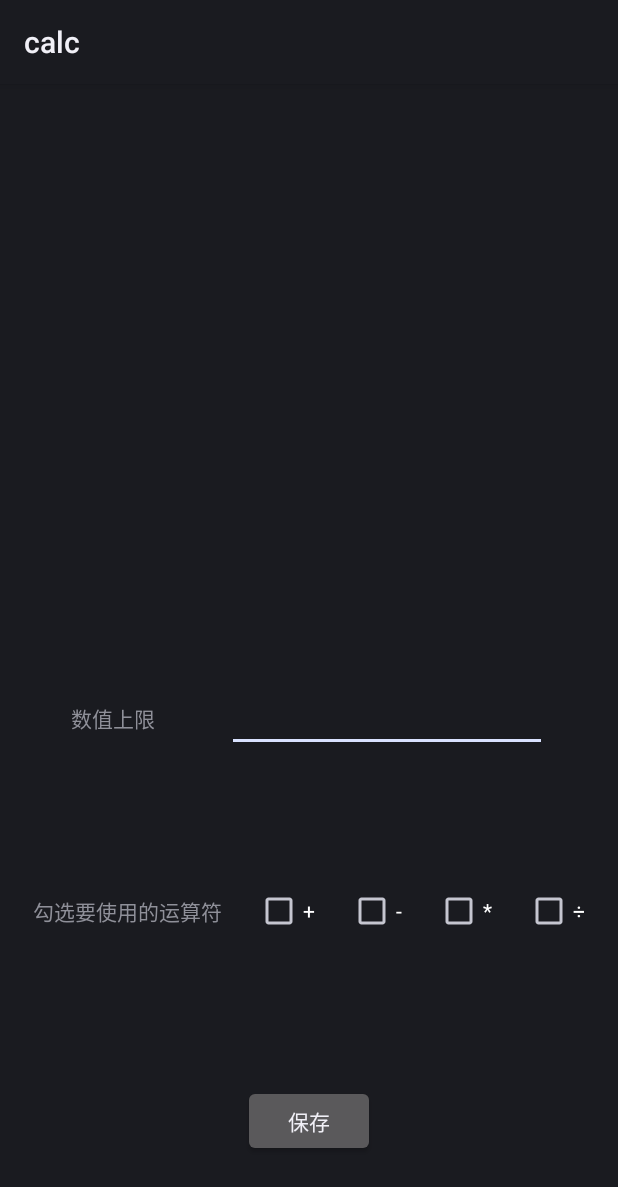
After one commit to chenwuwen/calc, an Android app: the fragment SettingFragment shown on its own in the app's theme, on a phone screen of 412 x 824 dp. The commit adds this screen. Shown: the top 1187 px of the screen. Run offline under Robolectric (Android 15) with nearby library versions, the phone set to English and light mode, and no system bars; our stand-ins replace data binding; 1 statement that could not run was skipped.

Commit message:
设置相关功能

```diff
--- a/app/src/main/AndroidManifest.xml
+++ b/app/src/main/AndroidManifest.xml
@@ -9,9 +9,9 @@
         android:label="@string/app_name"
         android:roundIcon="@mipmap/ic_launcher_round"
         android:supportsRtl="true"
-        android:theme="@style/AppTheme">
+        android:theme="@style/QMUI.Compat">
 
-        <activity android:name=".activity.PlayActivity">
+        <activity android:name=".activity.PlayActivity" >
             <intent-filter>
                 <action android:name="android.intent.action.MAIN" />
                 <category android:name="android.intent.category.LAUNCHER" />
--- a/app/src/main/java/cn/kanyun/calc/MyApplication.java
+++ b/app/src/main/java/cn/kanyun/calc/MyApplication.java
@@ -1,6 +1,8 @@
 package cn.kanyun.calc;
 
 import android.app.Application;
+
+import com.qmuiteam.qmui.arch.QMUISwipeBackActivityManager;
 
 import es.dmoral.toasty.Toasty;
 
@@ -17,9 +19,11 @@ public class MyApplication extends Application {
     public void onCreate() {
         super.onCreate();
         instance = this;
+//       初始化QMUISwipeBackActivityManager，否则点击屏幕时就程序就会崩溃
+        QMUISwipeBackActivityManager.init(this);
         Toasty.Config.getInstance()
                 .tintIcon(true) //将文字颜色应用到图标
-                .setTextSize(20)
+                .setTextSize(15)
                 .allowQueue(true) //允许Toast排队
                 .apply();
     }
--- a/app/src/main/java/cn/kanyun/calc/fragment/QuestionFragment.java
+++ b/app/src/main/java/cn/kanyun/calc/fragment/QuestionFragment.java
@@ -18,8 +18,8 @@ import android.view.ViewGroup;
 import android.widget.Toast;
 
 import cn.kanyun.calc.R;
-import cn.kanyun.calc.activity.viewmodel.ScoreViewModel;
 import cn.kanyun.calc.databinding.QuestionFragmentBinding;
+import cn.kanyun.calc.viewmodel.ScoreViewModel;
 import es.dmoral.toasty.Toasty;
 
 public class QuestionFragment extends Fragment implements View.OnClickListener {
--- /dev/null
+++ b/app/src/main/java/cn/kanyun/calc/fragment/SettingFragment.java
@@ -0,0 +1,35 @@
+package cn.kanyun.calc.fragment;
+
+import android.os.Bundle;
+import android.view.LayoutInflater;
+import android.view.View;
+import android.view.ViewGroup;
+
+import androidx.databinding.DataBindingUtil;
+import androidx.fragment.app.Fragment;
+import androidx.lifecycle.SavedStateVMFactory;
+import androidx.lifecycle.ViewModelProviders;
+
+import cn.kanyun.calc.R;
+import cn.kanyun.calc.databinding.FragmentSettingBinding;
+import cn.kanyun.calc.viewmodel.SettingViewModel;
+
+/**
+ *
+ */
+public class SettingFragment extends Fragment {
+
+    SettingViewModel settingViewModel;
+    FragmentSettingBinding settingBinding;
+
+    @Override
+    public View onCreateView(LayoutInflater inflater, ViewGroup container,
+                             Bundle savedInstanceState) {
+        settingViewModel = ViewModelProviders.of(requireActivity(), new SavedStateVMFactory(requireActivity())).get(SettingViewModel.class);
+        settingBinding = DataBindingUtil.inflate(inflater, R.layout.fragment_setting, container, false);
+        settingBinding.setSetData(settingViewModel);
+        settingBinding.setLifecycleOwner(this);
+        return settingBinding.getRoot();
+    }
+
+}
--- a/app/src/main/res/layout/fragment_main.xml
+++ b/app/src/main/res/layout/fragment_main.xml
@@ -6,7 +6,7 @@
     <data>
         <variable
             name="mainData"
-            type="cn.kanyun.calc.activity.viewmodel.ScoreViewModel" />
+            type="cn.kanyun.calc.viewmodel.ScoreViewModel" />
     </data>
 
     <androidx.constraintlayout.widget.ConstraintLayout
--- /dev/null
+++ b/app/src/main/res/layout/fragment_setting.xml
@@ -0,0 +1,150 @@
+<?xml version="1.0" encoding="utf-8"?>
+<layout xmlns:android="http://schemas.android.com/apk/res/android"
+    xmlns:app="http://schemas.android.com/apk/res-auto"
+    xmlns:tools="http://schemas.android.com/tools">
+
+    <data>
+
+        <variable
+            name="setData"
+            type="cn.kanyun.calc.viewmodel.SettingViewModel" />
+    </data>
+
+    <androidx.constraintlayout.widget.ConstraintLayout
+        android:layout_width="match_parent"
+        android:layout_height="match_parent"
+        tools:context=".fragment.SettingFragment">
+
+
+        <androidx.constraintlayout.widget.Guideline
+            android:id="@+id/guideline24"
+            android:layout_width="wrap_content"
+            android:layout_height="wrap_content"
+            android:orientation="horizontal"
+            app:layout_constraintGuide_percent="0.5" />
+
+        <androidx.constraintlayout.widget.Guideline
+            android:id="@+id/guideline26"
+            android:layout_width="wrap_content"
+            android:layout_height="wrap_content"
+            android:orientation="horizontal"
+            app:layout_constraintGuide_percent="0.6" />
+
+        <androidx.constraintlayout.widget.Guideline
+            android:id="@+id/guideline25"
+            android:layout_width="wrap_content"
+            android:layout_height="wrap_content"
+            android:orientation="horizontal"
+            app:layout_constraintGuide_percent="0.8" />
+
+        <TextView
+            android:id="@+id/textView12"
+            android:layout_width="wrap_content"
+            android:layout_height="wrap_content"
+            android:text="@string/number_upper_limit"
+            app:layout_constraintBottom_toBottomOf="@+id/editText2"
+            app:layout_constraintEnd_toStartOf="@+id/editText2"
+            app:layout_constraintHorizontal_bias="0.5"
+            app:layout_constraintStart_toStartOf="parent"
+            app:layout_constraintTop_toTopOf="@+id/editText2" />
+
+
+        <!--android:onTextChanged后面一个括号内的参数,是android:onTextChanged中参数(onTextChanged是EditText内置的方法),而后面括号的参数,是自定义方法的参数-->
+        <EditText
+            android:id="@+id/editText2"
+            android:layout_width="wrap_content"
+            android:layout_height="wrap_content"
+            android:ems="10"
+            android:inputType="numberSigned"
+            android:text="@{String.valueOf(setData.numberUpperLimit)}"
+            android:onTextChanged="@{(charSequence,start,before,count)->setData.numberChange(charSequence,start,before,count)}"
+            android:textAlignment="center"
+            app:layout_constraintBottom_toTopOf="@+id/guideline26"
+            app:layout_constraintEnd_toEndOf="parent"
+            app:layout_constraintHorizontal_bias="0.5"
+            app:layout_constraintStart_toEndOf="@+id/textView12"
+            app:layout_constraintTop_toTopOf="@+id/guideline24" />
+
+        <TextView
+            android:id="@+id/textView13"
+            android:layout_width="wrap_content"
+            android:layout_height="wrap_content"
+            android:text="@string/operator_symbol"
+            app:layout_constraintBottom_toTopOf="@+id/guideline25"
+            app:layout_constraintEnd_toStartOf="@+id/checkBox"
+            app:layout_constraintHorizontal_bias="0.5"
+            app:layout_constraintStart_toStartOf="parent"
+            app:layout_constraintTop_toBottomOf="@+id/textView12"
+            app:layout_constraintVertical_bias="0.669" />
+
+        <!--checked后面的表达式不能添加()-> -->
+        <CheckBox
+            android:id="@+id/checkBox"
+            android:layout_width="wrap_content"
+            android:layout_height="wrap_content"
+            android:checked="@{setData.isChecked(@string/set_operator_symbol_add)}"
+            android:onCheckedChanged="@{()->setData.checkedSymbol(@string/set_operator_symbol_add)}"
+            android:text="@string/set_operator_symbol_add"
+            app:layout_constraintBottom_toBottomOf="@+id/textView13"
+            app:layout_constraintEnd_toStartOf="@+id/checkBox3"
+            app:layout_constraintHorizontal_bias="0.5"
+            app:layout_constraintStart_toEndOf="@+id/textView13"
+            app:layout_constraintTop_toTopOf="@+id/textView13"
+            tools:text="+" />
+
+        <CheckBox
+            android:id="@+id/checkBox2"
+            android:layout_width="wrap_content"
+            android:layout_height="wrap_content"
+            android:checked="@{setData.isChecked(@string/set_operator_symbol_division)}"
+            android:onCheckedChanged="@{()->setData.checkedSymbol(@string/set_operator_symbol_division)}"
+            android:text="@string/set_operator_symbol_division"
+            app:layout_constraintBottom_toBottomOf="@+id/checkBox4"
+            app:layout_constraintEnd_toEndOf="parent"
+            app:layout_constraintHorizontal_bias="0.5"
+            app:layout_constraintStart_toEndOf="@+id/checkBox4"
+            app:layout_constraintTop_toTopOf="@+id/checkBox4"
+            app:layout_constraintVertical_bias="0.0"
+            tools:text="/" />
+
+        <CheckBox
+            android:id="@+id/checkBox3"
+            android:layout_width="wrap_content"
+            android:layout_height="wrap_content"
+            android:checked="@{setData.isChecked(@string/set_operator_symbol_reduce)}"
+            android:onCheckedChanged="@{()->setData.checkedSymbol(@string/set_operator_symbol_reduce)}"
+            android:text="@string/set_operator_symbol_reduce"
+            app:layout_constraintBottom_toBottomOf="@+id/checkBox"
+            app:layout_constraintEnd_toStartOf="@+id/checkBox4"
+            app:layout_constraintHorizontal_bias="0.5"
+            app:layout_constraintStart_toEndOf="@+id/checkBox"
+            app:layout_constraintTop_toTopOf="@+id/checkBox"
+            tools:text="-" />
+
+        <CheckBox
+            android:id="@+id/checkBox4"
+            android:layout_width="wrap_content"
+            android:layout_height="wrap_content"
+            android:checked="@{setData.isChecked(@string/set_operator_symbol_multiplication)}"
+            android:onCheckedChanged="@{()->setData.checkedSymbol(@string/set_operator_symbol_multiplication)}"
+            android:text="@string/set_operator_symbol_multiplication"
+            app:layout_constraintBottom_toBottomOf="@+id/checkBox3"
+            app:layout_constraintEnd_toStartOf="@+id/checkBox2"
+            app:layout_constraintHorizontal_bias="0.5"
+            app:layout_constraintStart_toEndOf="@+id/checkBox3"
+            app:layout_constraintTop_toTopOf="@+id/checkBox3"
+            tools:text="*" />
+
+        <Button
+            android:id="@+id/setting_save_button"
+            android:onClick="@{()->setData.saveSetting()}"
+            android:layout_width="wrap_content"
+            android:layout_height="wrap_content"
+            android:text="@string/setting_save_btn_str"
+            app:layout_constraintBottom_toBottomOf="parent"
+            app:layout_constraintEnd_toEndOf="parent"
+            app:layout_constraintStart_toStartOf="parent"
+            app:layout_constraintTop_toTopOf="@+id/guideline25" />
+
+    </androidx.constraintlayout.widget.ConstraintLayout>
+</layout>
--- a/app/src/main/res/layout/question_fragment.xml
+++ b/app/src/main/res/layout/question_fragment.xml
@@ -7,7 +7,7 @@
 
         <variable
             name="data"
-            type="cn.kanyun.calc.activity.viewmodel.ScoreViewModel" />
+            type="cn.kanyun.calc.viewmodel.ScoreViewModel" />
     </data>
 
     <androidx.constraintlayout.widget.ConstraintLayout
--- a/app/src/main/res/values/strings.xml
+++ b/app/src/main/res/values/strings.xml
@@ -15,7 +15,7 @@
     <string name="button_clear">清除</string>
     <string name="button_submit">提交</string>
     <string name="equals_symbol">=</string>
-    <string name="operator_symbol">+</string>
+    <string name="operator_symbol">勾选要使用的运算符</string>
     <string name="question_mark">\?</string>
     <string name="current_score">本次得分：</string>
     <string name="input_result">你的答案：%s</string>
@@ -28,5 +28,12 @@
     <string name="continue_message">继续挑战</string>
     <string name="return_message">返回</string>
 
+    <string name="number_upper_limit">数值上限</string>
+    <string name="set_operator_symbol_add">+</string>
+    <string name="set_operator_symbol_reduce">-</string>
+    <string name="set_operator_symbol_multiplication">*</string>
+    <string name="set_operator_symbol_division">÷</string>
+    <string name="setting_save_btn_str">保存</string>
+
 
 </resources>
```
Also changed, not shown: app/build.gradle (+28 -0 lines), app/src/main/java/cn/kanyun/calc/Constant.java (added, +20 -0 lines), app/src/main/java/cn/kanyun/calc/fragment/MainFragment.java (+6 -1 lines), app/src/main/java/cn/kanyun/calc/fragment/UnlockFragment.java (+25 -1 lines), app/src/main/java/cn/kanyun/calc/viewmodel/LoseViewModel.java (deleted, +0 -7 lines), app/src/main/java/cn/kanyun/calc/viewmodel/ScoreViewModel.java (+98 -17 lines), app/src/main/java/cn/kanyun/calc/viewmodel/SettingViewModel.java (added, +148 -0 lines), app/src/main/java/cn/kanyun/calc/widget/UnlockPopup.java (added, +42 -0 lines), app/src/main/res/layout/popup_unlock.xml (added, +38 -0 lines), app/src/main/res/layout/unlock_fragment.xml (+21 -8 lines), app/src/main/res/navigation/nav_graph.xml (+12 -0 lines), 1 other file.
